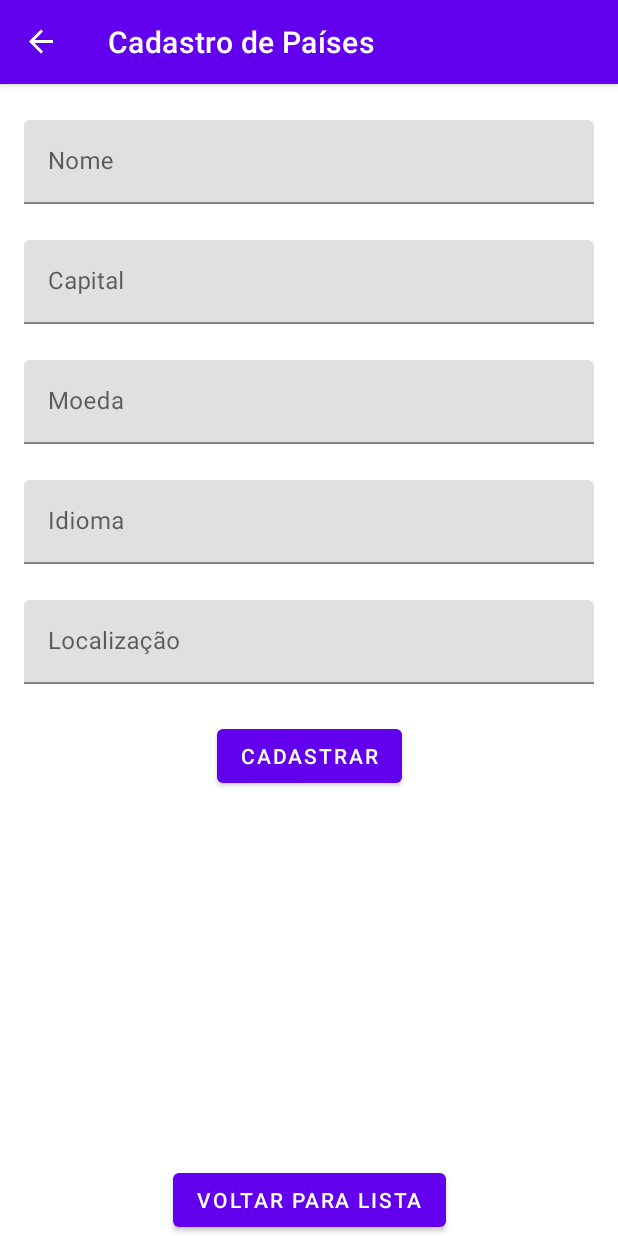
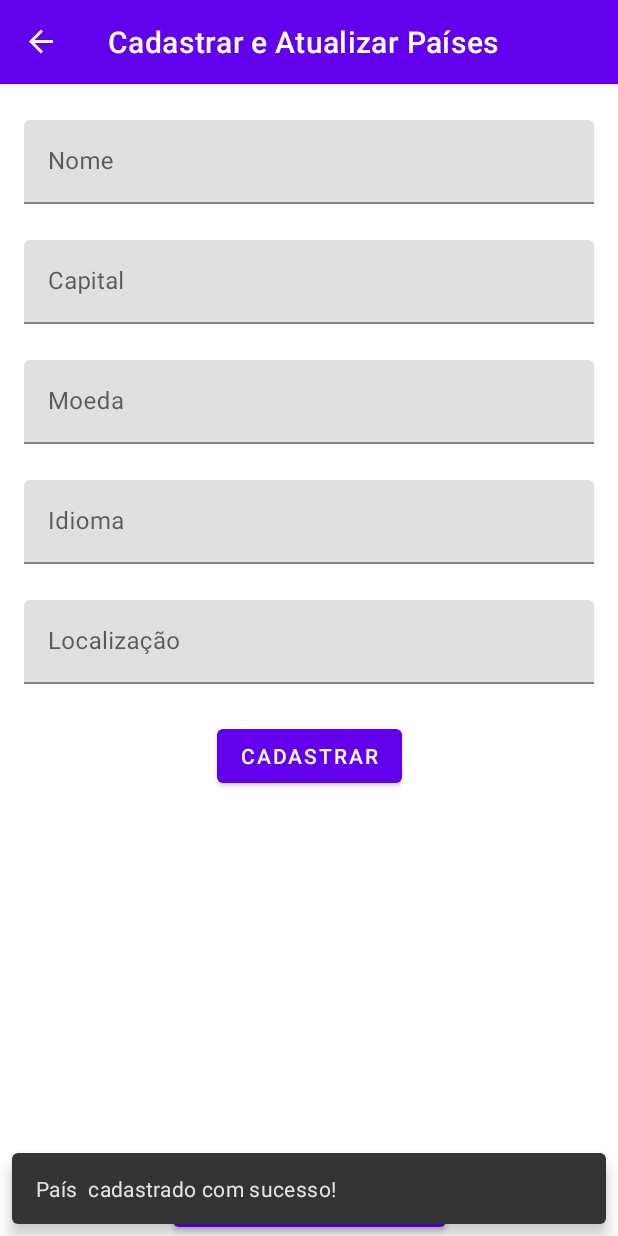
Before and after one commit to Rphmelo/Android_3SIS_2022, an Android app: the RegisterCountryFragment screen opened through its navigation route, after a tap on "CADASTRAR", on a phone screen of 412 x 824 dp. Run offline under Robolectric (Android 15) with nearby library versions, the phone set to English and light mode, and no system bars; our stand-ins replace Room's generated code, navigation-ui.

Commit message:
crud update delete

```diff
--- a/Countries/app/build.gradle
+++ b/Countries/app/build.gradle
@@ -3,6 +3,7 @@ plugins {
     id 'org.jetbrains.kotlin.android'
     //Room
     id 'kotlin-kapt'
+    id("kotlin-parcelize")
 }
 
 android {
--- a/Countries/app/src/main/java/com/rphmelo/countries/CountryItemAdapter.kt
+++ b/Countries/app/src/main/java/com/rphmelo/countries/CountryItemAdapter.kt
@@ -6,7 +6,10 @@ import androidx.recyclerview.widget.RecyclerView
 import com.rphmelo.countries.database.CountryInfo
 import com.rphmelo.countries.databinding.ViewCountryItemBinding
 
-class CountryItemAdapter : RecyclerView.Adapter<CountryItemAdapter.CharacterItemViewHolder>() {
+class CountryItemAdapter(
+    private val onDeleteListener: (CountryInfo) -> Unit = {},
+    private val onUpdateListener: (CountryInfo) -> Unit = {},
+) : RecyclerView.Adapter<CountryItemAdapter.CharacterItemViewHolder>() {
 
     private var countryList: MutableList<CountryInfo> = mutableListOf()
 
@@ -16,7 +19,7 @@ class CountryItemAdapter : RecyclerView.Adapter<CountryItemAdapter.CharacterItem
     }
 
     override fun onBindViewHolder(holder: CharacterItemViewHolder, position: Int) {
-        holder.bindView(countryList[position])
+        holder.bindView(countryList[position], position)
     }
 
     override fun getItemCount(): Int {
@@ -35,12 +38,20 @@ class CountryItemAdapter : RecyclerView.Adapter<CountryItemAdapter.CharacterItem
         private val view: ViewCountryItemBinding
     ) : RecyclerView.ViewHolder(view.root) {
 
-        fun bindView(countryInfo: CountryInfo) {
+        fun bindView(countryInfo: CountryInfo, itemPosition: Int) {
             view.countryNameValue.text = countryInfo.name
             view.countryCapitalValue.text = countryInfo.capital
             view.countryLanguageValue.text = countryInfo.language
             view.countryLocationValue.text = countryInfo.location
             view.countryCurrencyValue.text = countryInfo.currency
+
+            view.iconDelete.setOnClickListener {
+                onDeleteListener.invoke(countryInfo)
+            }
+
+            view.iconUpdate.setOnClickListener {
+                onUpdateListener.invoke(countryInfo)
+            }
         }
     }
 }
--- a/Countries/app/src/main/java/com/rphmelo/countries/RegisterCountryFragment.kt
+++ b/Countries/app/src/main/java/com/rphmelo/countries/RegisterCountryFragment.kt
@@ -5,7 +5,9 @@ import androidx.fragment.app.Fragment
 import android.view.LayoutInflater
 import android.view.View
 import android.view.ViewGroup
+import androidx.core.os.bundleOf
 import androidx.navigation.fragment.findNavController
+import com.google.android.material.snackbar.Snackbar
 import com.rphmelo.countries.database.AppDatabase
 import com.rphmelo.countries.database.CountryInfo
 import com.rphmelo.countries.databinding.FragmentRegisterCountryBinding
@@ -17,6 +19,9 @@ class RegisterCountryFragment : Fragment() {
         view?.context?.let {
             AppDatabase.getDatabase(it)
         }
+    }
+    private val countryInfoArgument by lazy {
+        arguments?.getParcelable(COUNTRY_INFO_BUNDLE_KEY) as? CountryInfo
     }
 
     override fun onCreateView(
@@ -32,17 +37,40 @@ class RegisterCountryFragment : Fragment() {
         setupViews()
     }
 
+    override fun onDestroyView() {
+        super.onDestroyView()
+        binding = null
+    }
+
     private fun setupViews() {
         binding?.buttonBackToCountries?.setOnClickListener {
             findNavController().navigateUp()
         }
 
-        binding?.registerCountryButton?.setOnClickListener {
-            insertData()
+        binding?.registerUpdateCountryButton?.run {
+            text = if(countryInfoArgument == null) {
+                getString(R.string.register_country_button_label)
+            } else {
+                getString(R.string.update_country_button_label)
+            }
+
+            setOnClickListener {
+                insertUpdateData()
+            }
+        }
+
+        countryInfoArgument?.let { countryInfoArgument ->
+            binding?.run {
+                textInputEditTextCountryName.setText(countryInfoArgument.name)
+                textInputEditTextCountryLanguage.setText(countryInfoArgument.language)
+                textInputEditTextCountryCurrency.setText(countryInfoArgument.currency)
+                textInputEditTextCountryLocation.setText(countryInfoArgument.location)
+                textInputEditTextCountryCapital.setText(countryInfoArgument.capital)
+            }
         }
     }
 
-    private fun insertData() {
+    private fun insertUpdateData() {
         binding?.run {
             val countryInfo = CountryInfo(
                 name = textInputEditTextCountryName.text.toString(),
@@ -51,8 +79,22 @@ class RegisterCountryFragment : Fragment() {
                 location = textInputEditTextCountryLocation.text.toString(),
                 capital = textInputEditTextCountryCapital.text.toString(),
             )
-            appDb?.countryInfoDao()?.insert(countryInfo)
-            clearForm()
+
+            countryInfoArgument?.let {
+                countryInfo.id = it.id
+            }
+
+            appDb?.countryInfoDao()?.run {
+                val snackBarMessageResId: Int = if(countryInfoArgument == null) {
+                    insert(countryInfo)
+                    R.string.register_country_success_registered_message
+                } else {
+                    update(countryInfo)
+                    R.string.register_country_success_updated_message
+                }
+                clearForm()
+                showRegisterMessage(getString(snackBarMessageResId, countryInfo.name))
+            }
         }
     }
 
@@ -66,8 +108,19 @@ class RegisterCountryFragment : Fragment() {
         }
     }
 
-    override fun onDestroyView() {
-        super.onDestroyView()
-        binding = null
+    private fun showRegisterMessage(message: String) {
+        binding?.buttonBackToCountries?.let {
+            SnackBarUtil.showSnackBar(it, message)
+        }
+    }
+
+    companion object {
+        const val COUNTRY_INFO_BUNDLE_KEY = "COUNTRY_INFO_BUNDLE_KEY"
+
+        fun buildBundle(countryInfo: CountryInfo?): Bundle? {
+            return countryInfo?.let {
+                bundleOf(COUNTRY_INFO_BUNDLE_KEY to it)
+            }
+        }
     }
 }
--- /dev/null
+++ b/Countries/app/src/main/java/com/rphmelo/countries/SnackBarUtil.kt
@@ -0,0 +1,11 @@
+package com.rphmelo.countries
+
+import android.view.View
+import com.google.android.material.snackbar.Snackbar
+
+object SnackBarUtil {
+
+    fun showSnackBar(view: View, message: String) {
+        Snackbar.make(view, message, Snackbar.LENGTH_SHORT).show()
+    }
+}
--- a/Countries/app/src/main/java/com/rphmelo/countries/database/CountryInfo.kt
+++ b/Countries/app/src/main/java/com/rphmelo/countries/database/CountryInfo.kt
@@ -1,11 +1,15 @@
 package com.rphmelo.countries.database
 
+import android.os.Parcelable
 import androidx.annotation.NonNull
 import androidx.room.ColumnInfo
 import androidx.room.Entity
 import androidx.room.PrimaryKey
+import kotlinx.android.parcel.Parcelize
 
 const val COUNTRY_INFO_TABLE_NAME = "country"
+
+@Parcelize
 @Entity(tableName = COUNTRY_INFO_TABLE_NAME)
 data class CountryInfo(
     @PrimaryKey(autoGenerate = true) var id: Int = 0,
@@ -14,4 +18,4 @@ data class CountryInfo(
     @NonNull @ColumnInfo val language: String,
     @NonNull @ColumnInfo val currency: String,
     @NonNull @ColumnInfo val location: String,
-)
+): Parcelable
--- a/Countries/app/src/main/java/com/rphmelo/countries/database/CountryInfoDAO.kt
+++ b/Countries/app/src/main/java/com/rphmelo/countries/database/CountryInfoDAO.kt
@@ -13,4 +13,10 @@ interface CountryInfoDAO {
 
     @Insert
     fun insert(vararg countryInfo: CountryInfo)
+
+    @Update
+    fun update(countryInfo: CountryInfo)
+
+    @Delete
+    fun delete(countryInfo: CountryInfo)
 }
--- a/Countries/app/src/main/res/layout/fragment_register_country.xml
+++ b/Countries/app/src/main/res/layout/fragment_register_country.xml
@@ -106,7 +106,7 @@
 
 
     <com.google.android.material.button.MaterialButton
-        android:id="@+id/registerCountryButton"
+        android:id="@+id/registerUpdateCountryButton"
         android:layout_width="wrap_content"
         android:layout_height="wrap_content"
         android:text="@string/register_country_button_label"
--- a/Countries/app/src/main/res/navigation/nav_graph.xml
+++ b/Countries/app/src/main/res/navigation/nav_graph.xml
@@ -9,7 +9,7 @@
     <fragment
         android:id="@+id/RegisterCountryFragment"
         android:name="com.rphmelo.countries.RegisterCountryFragment"
-        android:label="@string/register_country_fragment_label"
+        android:label="@string/register_update_country_fragment_label"
         tools:layout="@layout/fragment_register_country"/>
     <fragment
         android:id="@+id/CountriesFragment"
--- a/Countries/app/src/main/res/values/dimens.xml
+++ b/Countries/app/src/main/res/values/dimens.xml
@@ -16,4 +16,6 @@
     <dimen name="font_size_xxl">56sp</dimen>
     <dimen name="font_size_xxxl">64sp</dimen>
 
+    <dimen name="icon_size">32dp</dimen>
+
 </resources>
--- a/Countries/app/src/main/res/values/strings.xml
+++ b/Countries/app/src/main/res/values/strings.xml
@@ -2,7 +2,7 @@
     <string name="app_name">Countries</string>
     <string name="action_settings">Settings</string>
     <!-- Strings used for fragments for navigation -->
-    <string name="register_country_fragment_label">Cadastro de Países</string>
+    <string name="register_update_country_fragment_label">Cadastrar e Atualizar Países</string>
     <string name="countries_fragment_label">Lista de Países</string>
     <string name="back_to_countries_label">Voltar Para Lista</string>
     <string name="previous">Previous</string>
@@ -15,4 +15,12 @@
     <string name="country_currency_label">Moeda</string>
     <string name="country_location_label">Localização</string>
     <string name="register_country_button_label">Cadastrar</string>
+    <string name="register_country_success_registered_message">País %s cadastrado com sucesso!</string>
+    <string name="register_country_success_updated_message">País %s alterado com sucesso!</string>
+    <string name="delete_dialog_title">Deletar País</string>
+    <string name="delete_dialog_message">Tem certeza que deseja deletar o país %s ?</string>
+    <string name="delete_cancel_label">Cancelar</string>
+    <string name="delete_continue_label">Deletar</string>
+    <string name="update_country_button_label">Atualizar</string>
+    <string name="register_country_success_deleted_message">País %s deletado com sucesso!</string>
 </resources>
```
Also changed, not shown: Countries/app/src/main/java/com/rphmelo/countries/CountriesFragment.kt (+43 -2 lines), Countries/app/src/main/res/layout/view_country_item.xml (+27 -5 lines).
